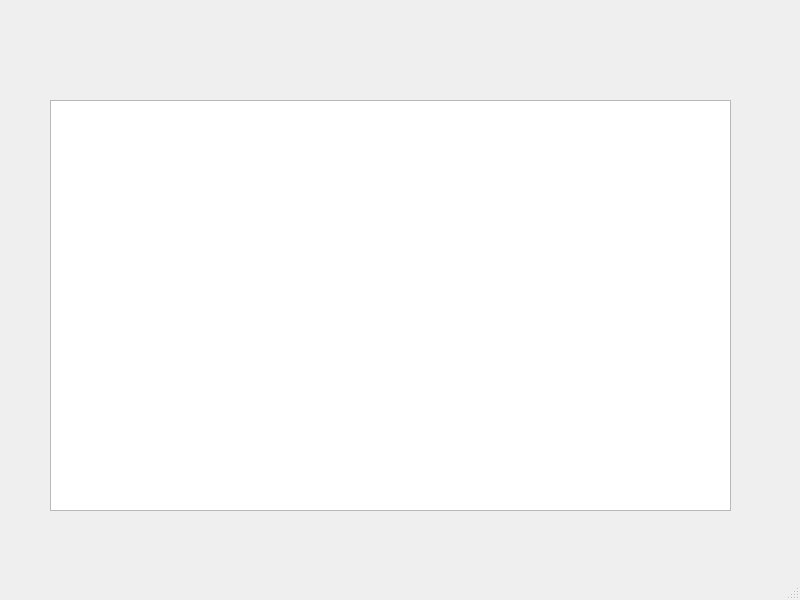
First picture: the form in Manager_projektow/mainwindow.ui, repository WiktoriaOpalinska1/System-zarzadzania-projektami, before the edit.
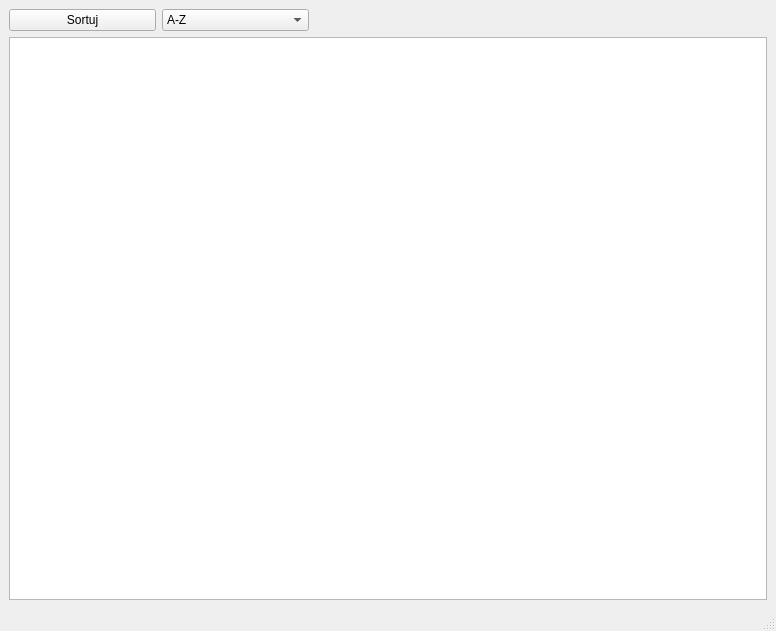
Second picture: the form after the edit.

Commit message: Improve the display function - displaying in a table

The edit to the form file:
```diff
--- a/Manager_projektow/mainwindow.ui
+++ b/Manager_projektow/mainwindow.ui
@@ -6,24 +6,49 @@
    <rect>
     <x>0</x>
     <y>0</y>
-    <width>800</width>
-    <height>600</height>
+    <width>776</width>
+    <height>631</height>
    </rect>
   </property>
   <property name="windowTitle">
    <string>MainWindow</string>
   </property>
   <widget class="QWidget" name="centralwidget">
-   <widget class="QTextEdit" name="textEdit">
-    <property name="geometry">
-     <rect>
-      <x>50</x>
-      <y>100</y>
-      <width>681</width>
-      <height>411</height>
-     </rect>
-    </property>
-   </widget>
+   <layout class="QGridLayout" name="gridLayout">
+    <item row="0" column="1">
+     <widget class="QComboBox" name="sortComboBox">
+      <item>
+       <property name="text">
+        <string>A-Z</string>
+       </property>
+      </item>
+      <item>
+       <property name="text">
+        <string>Z-A</string>
+       </property>
+      </item>
+     </widget>
+    </item>
+    <item row="1" column="0" colspan="5">
+     <widget class="QTableWidget" name="projectTableWidget"/>
+    </item>
+    <item row="0" column="4">
+     <widget class="QWidget" name="widget" native="true"/>
+    </item>
+    <item row="0" column="2">
+     <widget class="QWidget" name="widget_2" native="true"/>
+    </item>
+    <item row="0" column="0">
+     <widget class="QPushButton" name="sortButton">
+      <property name="text">
+       <string>Sortuj</string>
+      </property>
+     </widget>
+    </item>
+    <item row="0" column="3">
+     <widget class="QWidget" name="widget_3" native="true"/>
+    </item>
+   </layout>
   </widget>
   <widget class="QMenuBar" name="menubar">
    <property name="geometry">
```
Left out of the diff: 2 changed lines with no effect on the pictures. The commit also changes 4 other files.
